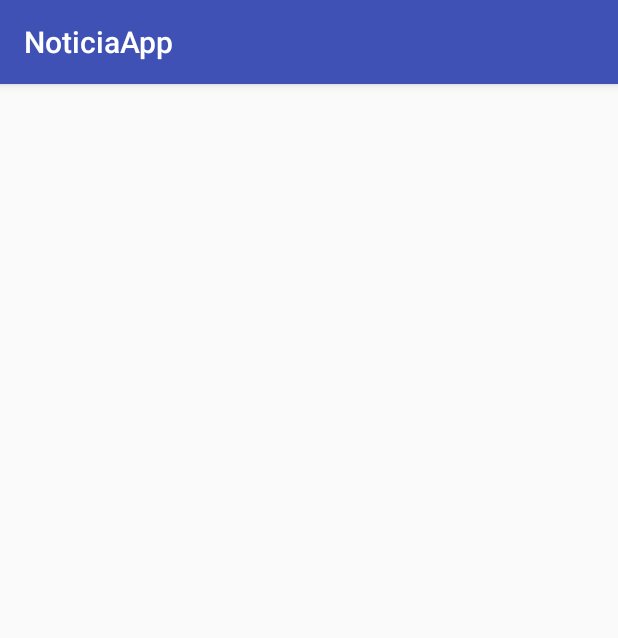
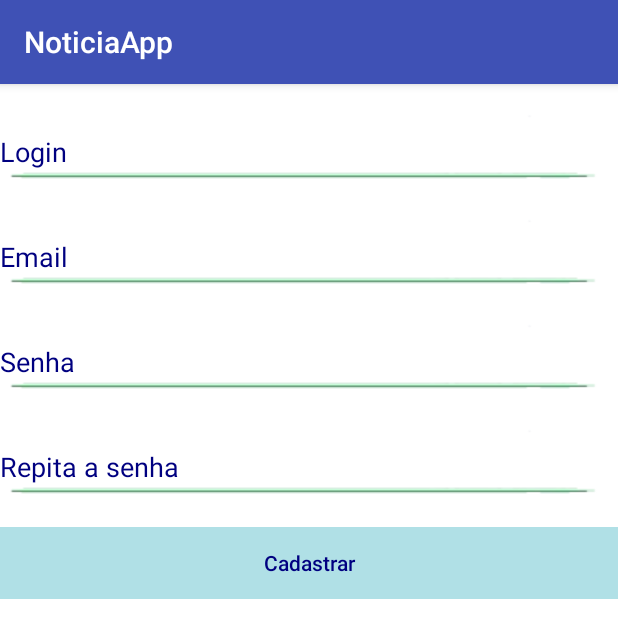
Before and after one commit to Airtonmartins/Minicurso-Oficina-Android-RESTful, an Android app: the screen it shows after launch (MainActivity before the commit, CadastroActivity after it), on a phone screen of 412 x 824 dp. Shown: the top 638 px of the screen. Run offline under Robolectric (Android 15) with nearby library versions, the phone set to English and light mode, and no system bars; 2 statements that could not run were skipped.

Commit message:
Implementados cadastro de usuário e validação dos campos de cadastro da activity e serviço

```diff
--- a/NoticiaApp/app/build.gradle
+++ b/NoticiaApp/app/build.gradle
@@ -26,7 +26,7 @@ dependencies {
     })
     compile 'com.android.support:appcompat-v7:26.+'
     compile 'com.android.support.constraint:constraint-layout:1.0.2'
-    testCompile 'junit:junit:4.12'
     compile 'com.squareup.retrofit:retrofit:2.0.0-beta2'
     compile 'com.squareup.retrofit:converter-gson:2.0.0-beta2'
+    testCompile 'junit:junit:4.12'
 }
--- a/NoticiaApp/app/src/main/AndroidManifest.xml
+++ b/NoticiaApp/app/src/main/AndroidManifest.xml
@@ -2,7 +2,7 @@
 <manifest xmlns:android="http://schemas.android.com/apk/res/android"
     package="com.qunews.psd.rsi.noticiaapp">
 
-    <uses-permission android:name="android.permission.INTERNET"/>
+    <uses-permission android:name="android.permission.INTERNET" />
 
     <application
         android:allowBackup="true"
@@ -11,13 +11,14 @@
         android:roundIcon="@mipmap/ic_launcher_round"
         android:supportsRtl="true"
         android:theme="@style/AppTheme">
-        <activity android:name=".MainActivity">
+        <activity android:name=".gui.CadastroActivity">
             <intent-filter>
                 <action android:name="android.intent.action.MAIN" />
 
                 <category android:name="android.intent.category.LAUNCHER" />
             </intent-filter>
         </activity>
+        <activity android:name=".gui.MainActivity"></activity>
     </application>
 
 </manifest>
--- a/NoticiaApp/app/src/main/java/com/qunews/psd/rsi/noticiaapp/ClientAPI/NoticiaAPI.java
+++ b/NoticiaApp/app/src/main/java/com/qunews/psd/rsi/noticiaapp/ClientAPI/NoticiaAPI.java
@@ -1,11 +1,14 @@
 package com.qunews.psd.rsi.noticiaapp.ClientAPI;
 
 import com.qunews.psd.rsi.noticiaapp.dominio.Helloworld;
+import com.qunews.psd.rsi.noticiaapp.dominio.Usuario;
 
 import java.util.List;
 
 import retrofit.Call;
+import retrofit.http.Body;
 import retrofit.http.GET;
+import retrofit.http.POST;
 import retrofit.http.Path;
 
 /**
@@ -16,4 +19,7 @@ public interface NoticiaAPI {
 
     @GET("{ctrlHello}")
     Call<Helloworld> getHelloworld(@Path("ctrlHello") String ctrl);
+
+    @POST("api-register/")
+    Call<Usuario> saveUsuario(@Body Usuario usuario);
 }
--- /dev/null
+++ b/NoticiaApp/app/src/main/java/com/qunews/psd/rsi/noticiaapp/gui/CadastroActivity.java
@@ -0,0 +1,146 @@
+package com.qunews.psd.rsi.noticiaapp.gui;
+
+import android.content.Context;
+import android.support.v7.app.AppCompatActivity;
+import android.os.Bundle;
+import android.view.View;
+import android.widget.Button;
+import android.widget.EditText;
+import android.widget.Toast;
+
+import com.google.gson.Gson;
+import com.google.gson.GsonBuilder;
+import com.qunews.psd.rsi.noticiaapp.ClientAPI.ConnectiontoAPI;
+import com.qunews.psd.rsi.noticiaapp.ClientAPI.NoticiaAPI;
+import com.qunews.psd.rsi.noticiaapp.R;
+import com.qunews.psd.rsi.noticiaapp.dominio.Usuario;
+
+import java.io.IOException;
+
+import retrofit.Call;
+import retrofit.Callback;
+import retrofit.Response;
+import retrofit.Retrofit;
+
+public class CadastroActivity extends AppCompatActivity {
+
+    private static Context contexto;
+    private EditText editLogin;
+    private EditText editEmail;
+    private EditText editSenha;
+    private EditText editConfirmarSenha;
+    private Button btnCadastrar;
+    ConnectiontoAPI connectiontoAPI = new ConnectiontoAPI();
+    NoticiaAPI noticiaAPI = connectiontoAPI.CreateRetrofit();
+
+    @Override
+    protected void onCreate(Bundle savedInstanceState) {
+        super.onCreate(savedInstanceState);
+        setContentView(R.layout.activity_cadastro);
+        contexto = this;
+
+        editLogin = (EditText) findViewById(R.id.edtLoginCadastro);
+        editEmail = (EditText) findViewById(R.id.edtEmail);
+        editSenha = (EditText) findViewById(R.id.edtSenhaCadastro);
+        editConfirmarSenha = (EditText) findViewById(R.id.edtConfirmarSenhaCadastro);
+        btnCadastrar = (Button) findViewById(R.id.btnCadastrarCadastro);
+
+
+        btnCadastrar.setOnClickListener(new View.OnClickListener() {
+            @Override
+            public void onClick(View view) {
+
+                String login = editLogin.getText().toString().trim();
+                String senha = editSenha.getText().toString().trim();
+                String confirmarsenha = editConfirmarSenha.getText().toString().trim();
+                String email = editEmail.getText().toString().trim();
+
+                Usuario usuario = new Usuario(login,senha,email);
+
+                if(validarCampos(usuario,confirmarsenha)){
+                    Call<Usuario> call = noticiaAPI.saveUsuario(usuario);
+                    call.enqueue(new Callback<Usuario>() {
+                        @Override
+                        public void onResponse(Response<Usuario> response, Retrofit retrofit) {
+
+                            Usuario u = response.body();
+                            if(response.isSuccess()){
+                                Toast.makeText(CadastroActivity.this, "Cadastro efetuado com sucesso.", Toast.LENGTH_SHORT).show();
+
+                            }else{
+
+                                String json = null;
+                                try {
+                                    json = response.errorBody().string();
+                                    Toast.makeText(CadastroActivity.this, json, Toast.LENGTH_SHORT).show();
+                                } catch (IOException e) {
+                                    e.printStackTrace();
+                                }
+
+                                json = json.replace("[","").replace("]","");
+                                Gson gson = new GsonBuilder().create();
+                                Usuario suer = new Usuario();
+                                suer = gson.fromJson(json, Usuario.class);
+                                validarAPI(suer);
+
+
+
+                            }
+
+                        }
+
+                        @Override
+                        public void onFailure(Throwable t) {
+
+                        }
+                    });
+
+                }
+
+
+
+            }
+        });
+
+
+    }
+
+    public void validarAPI(Usuario usuario){
+        if(usuario.getUsername() != null){
+            editLogin.setError("Usuario já existe");
+        }
+        if(usuario.getEmail() != null){
+            editEmail.setError("Email invalido");
+        }
+    }
+
+    public boolean validarCampos(Usuario usuario, String senhaConfirmar){
+        String msg = "Campo vazio";
+        boolean result = true;
+        if(!usuario.getPassword().equals(senhaConfirmar)){
+            editSenha.setError("Senha não confere");
+            editConfirmarSenha.setError("Senha não confere");
+            result = false;
+
+        }
+        if(usuario.getPassword().equals("")){
+            editSenha.setError(msg);
+            result = false;
+        }
+        if(usuario.getUsername().equals("")){
+            editLogin.setError(msg);
+            result = false;
+        }
+        if(usuario.getEmail().equals("")){
+            editEmail.setError(msg);
+            result = false;
+        }
+
+        if(senhaConfirmar.equals("")){
+            editConfirmarSenha.setError(msg);
+            result = false;
+        }
+        return result;
+
+    }
+}
--- a/NoticiaApp/app/src/main/java/com/qunews/psd/rsi/noticiaapp/MainActivity.java
+++ b/NoticiaApp/app/src/main/java/com/qunews/psd/rsi/noticiaapp/gui/MainActivity.java
@@ -1,4 +1,4 @@
-package com.qunews.psd.rsi.noticiaapp;
+package com.qunews.psd.rsi.noticiaapp.gui;
 
 import android.content.Context;
 import android.support.v7.app.AppCompatActivity;
@@ -7,6 +7,7 @@ import android.widget.TextView;
 
 import com.qunews.psd.rsi.noticiaapp.ClientAPI.ConnectiontoAPI;
 import com.qunews.psd.rsi.noticiaapp.ClientAPI.NoticiaAPI;
+import com.qunews.psd.rsi.noticiaapp.R;
 import com.qunews.psd.rsi.noticiaapp.dominio.Helloworld;
 
 import retrofit.Call;
@@ -27,7 +28,7 @@ public class MainActivity extends AppCompatActivity{
         setContentView(R.layout.activity_main);
         contexto = this;
         txtHello = (TextView) findViewById(R.id.txtHello);
-        Call<Helloworld> call = noticiaAPI.getHelloworld("helloworld");
+        Call<Helloworld> call = noticiaAPI.getHelloworld("nohelloworld");
         call.enqueue(new Callback<Helloworld>() {
             @Override
             public void onResponse(Response<Helloworld> response, Retrofit retrofit) {
--- /dev/null
+++ b/NoticiaApp/app/src/main/res/layout/activity_cadastro.xml
@@ -0,0 +1,79 @@
+<?xml version="1.0" encoding="utf-8"?>
+<LinearLayout xmlns:android="http://schemas.android.com/apk/res/android"
+    android:orientation="vertical" android:layout_width="match_parent"
+    android:layout_height="match_parent">
+
+
+    <LinearLayout
+        android:layout_width="match_parent"
+        android:layout_height="match_parent"
+        android:background="@drawable/background"
+        android:orientation="vertical" >
+
+        <EditText
+            android:layout_width="match_parent"
+            android:layout_height="wrap_content"
+            android:singleLine="true"
+            android:textColorHint="#000080"
+            android:background="@drawable/barra_de_texto"
+            android:id="@+id/edtLoginCadastro"
+            android:layout_marginTop="20dp"
+            android:hint="Login"/>
+
+
+
+        <EditText
+            android:layout_width="match_parent"
+            android:layout_height="wrap_content"
+            android:layout_below="@id/edtLoginCadastro"
+            android:singleLine="true"
+            android:textColorHint="#000080"
+            android:background="@drawable/barra_de_texto"
+            android:id="@+id/edtEmail"
+            android:layout_marginTop="20dp"
+            android:hint="Email"/>
+
+
+
+        <EditText
+            android:layout_width="match_parent"
+            android:password="true"
+            android:layout_height="wrap_content"
+            android:textColorHint="#000080"
+            android:id="@+id/edtSenhaCadastro"
+            android:singleLine="true"
+            android:background="@drawable/barra_de_texto"
+            android:layout_below="@id/edtLoginCadastro"
+            android:layout_marginTop="20dp"
+            android:hint="Senha"/>
+
+        <EditText
+            android:layout_width="match_parent"
+            android:password="true"
+            android:layout_height="wrap_content"
+            android:textColorHint="#000080"
+            android:id="@+id/edtConfirmarSenhaCadastro"
+            android:background="@drawable/barra_de_texto"
+            android:singleLine="true"
+            android:layout_below="@id/edtSenhaCadastro"
+            android:layout_marginTop="20dp"
+            android:hint="Repita a senha"/>
+
+
+
+
+        <Button
+            android:orientation="vertical"
+            android:layout_width="match_parent"
+            android:layout_height="wrap_content"
+            android:hint="Cadastrar"
+            android:background="@drawable/botao"
+            android:layout_centerHorizontal="true"
+            android:layout_marginTop="15dp"
+            android:textColorHint="#000080"
+            android:id="@+id/btnCadastrarCadastro"/>
+
+
+    </LinearLayout>
+
+</LinearLayout>
--- a/NoticiaApp/app/src/main/res/layout/activity_main.xml
+++ b/NoticiaApp/app/src/main/res/layout/activity_main.xml
@@ -4,7 +4,7 @@
     xmlns:tools="http://schemas.android.com/tools"
     android:layout_width="match_parent"
     android:layout_height="match_parent"
-    tools:context="com.qunews.psd.rsi.noticiaapp.MainActivity">
+    tools:context="com.qunews.psd.rsi.noticiaapp.gui.MainActivity">
 
     <TextView
         android:layout_width="wrap_content"
```
Also changed, not shown: NoticiaApp/app/src/main/java/com/qunews/psd/rsi/noticiaapp/dominio/Usuario.java (added, +44 -0 lines), NoticiaApp/app/src/main/res/drawable/background.png (added), NoticiaApp/app/src/main/res/drawable/barra_de_texto.png (added), NoticiaApp/app/src/main/res/drawable/botao.png (added), 1 other file.
